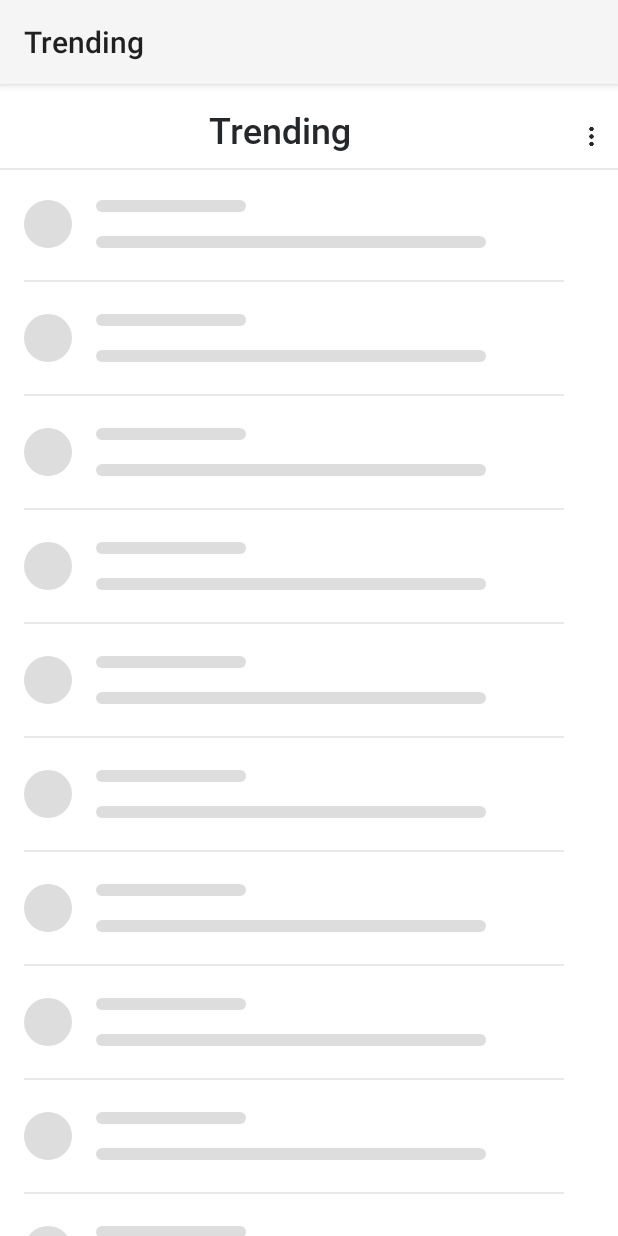
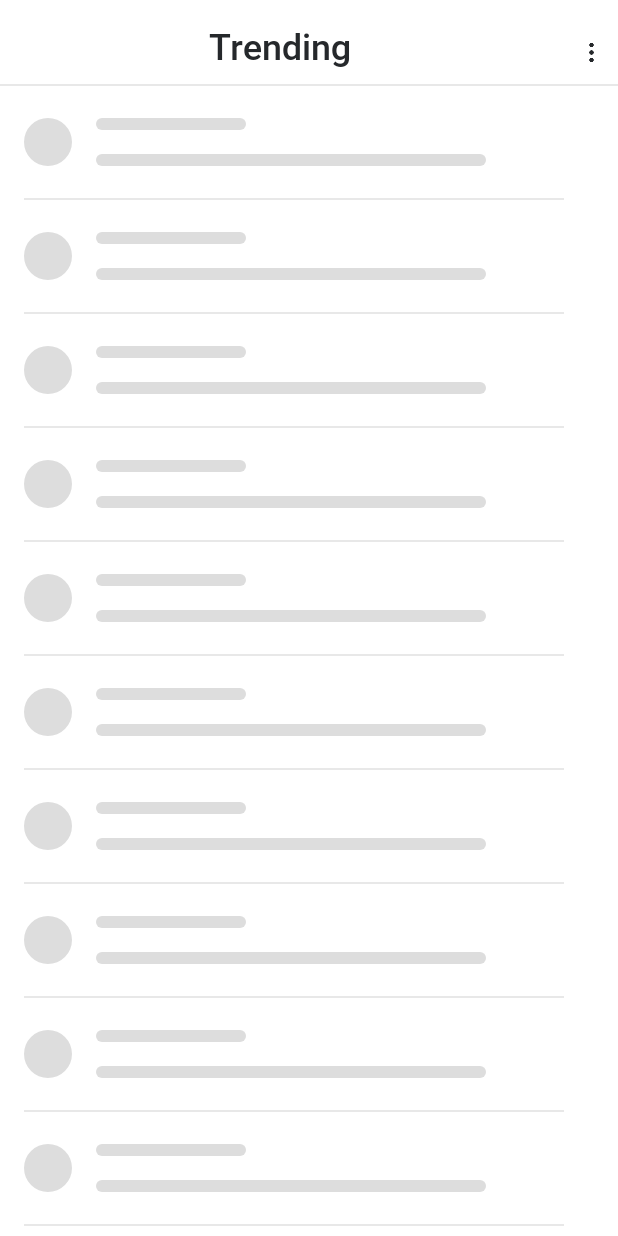
Before and after one commit to PujaLuciX/GithubRepoApp, an Android app: the screen it shows after launch (TrendingActivity), on a phone screen of 412 x 824 dp. Run offline under Robolectric (Android 15) with nearby library versions, the phone set to English and light mode, and no system bars; our stand-ins replace Shimmer; 1 statement that could not run was skipped.

Commit message:
Removed ActionBar and fixed UI of main page which displays repo.

```diff
--- a/app/src/main/AndroidManifest.xml
+++ b/app/src/main/AndroidManifest.xml
@@ -23,7 +23,7 @@
         <activity
             android:name=".trendingpage.TrendingActivity"
             android:label="@string/trending"
-            android:theme="@style/Theme.AppCompat.Light"
+            android:theme="@style/Theme.AppCompat.Light.NoActionBar"
             android:configChanges="orientation|keyboardHidden">
             <intent-filter>
                 <action android:name="android.intent.action.MAIN" />
--- a/app/src/main/res/layout/activity_trending.xml
+++ b/app/src/main/res/layout/activity_trending.xml
@@ -38,7 +38,7 @@
         android:id="@+id/shimmerLayout"
         android:layout_width="wrap_content"
         android:layout_height="wrap_content"
-        app:layout_constraintTop_toBottomOf="@id/header"
+        app:layout_constraintTop_toBottomOf="@id/divider"
         app:layout_constraintStart_toStartOf="parent"
         app:layout_constraintEnd_toEndOf="parent" >
         <LinearLayout
@@ -67,10 +67,9 @@
         android:id="@+id/swipe_refresh_list"
         android:layout_width="wrap_content"
         android:layout_height="wrap_content"
-        app:layout_constraintBottom_toBottomOf="parent"
         app:layout_constraintEnd_toEndOf="parent"
         app:layout_constraintStart_toStartOf="parent"
-        app:layout_constraintTop_toBottomOf="@+id/header">
+        app:layout_constraintTop_toBottomOf="@+id/divider">
 
         <androidx.recyclerview.widget.RecyclerView
             android:id="@+id/recycler_view_repo_list"
@@ -81,7 +80,7 @@
             app:layout_constraintBottom_toBottomOf="parent"
             app:layout_constraintEnd_toEndOf="parent"
             app:layout_constraintStart_toStartOf="parent"
-            app:layout_constraintTop_toBottomOf="@+id/header"
+            app:layout_constraintTop_toBottomOf="@+id/divider"
             tools:listitem="@layout/item_repo_list" />
 
     </androidx.swiperefreshlayout.widget.SwipeRefreshLayout>
```
